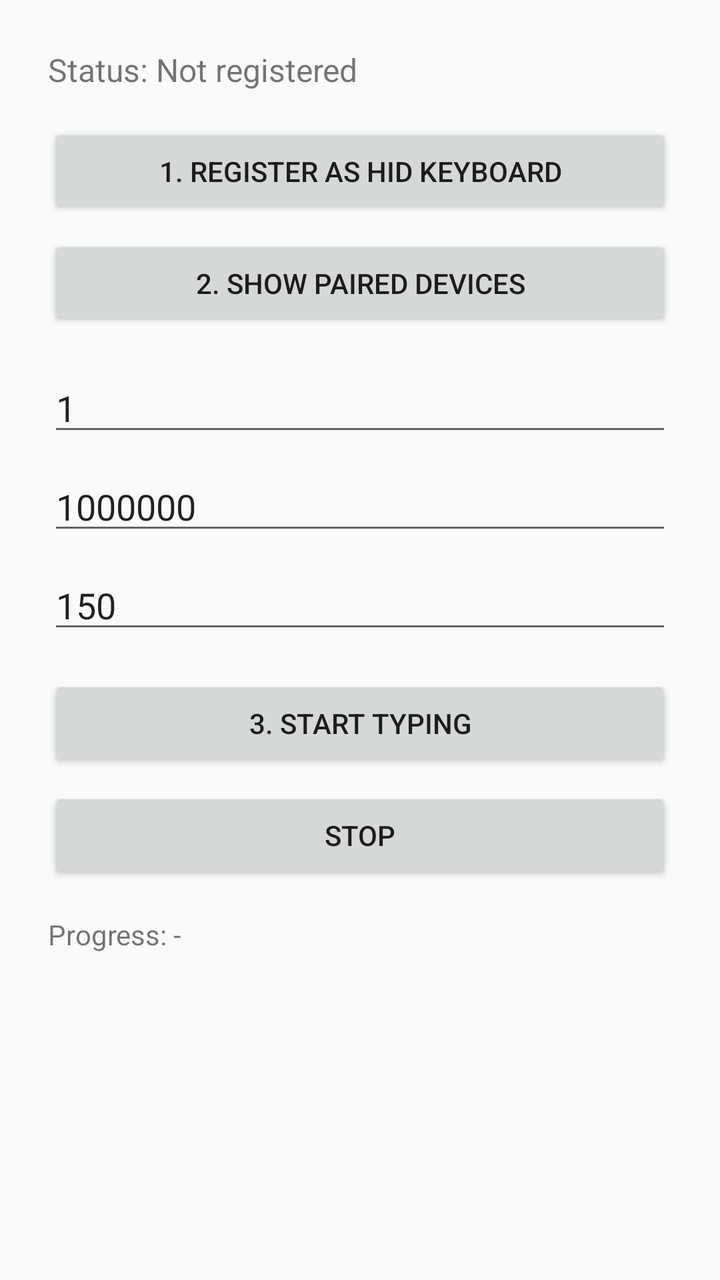
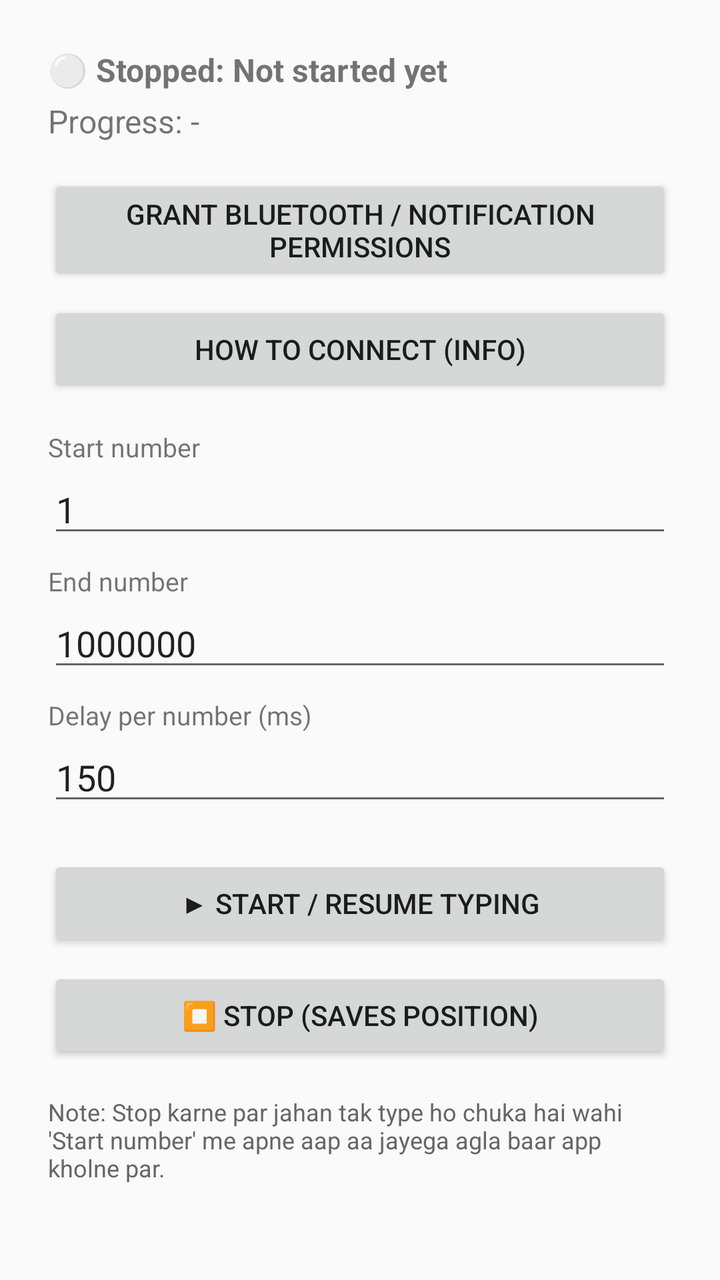

Two renders of the same Android screen: before a commit and after it. Below are the layout's source before the change and the commit's diff.
<!-- AndroidManifest.xml: application theme Theme.AppCompat.Light.NoActionBar -->
<!-- res/layout/activity_main.xml -->
<?xml version="1.0" encoding="utf-8"?>
<LinearLayout xmlns:android="http://schemas.android.com/apk/res/android"
    android:orientation="vertical"
    android:layout_width="match_parent"
    android:layout_height="match_parent"
    android:padding="24dp">

    <TextView
        android:id="@+id/statusText"
        android:layout_width="match_parent"
        android:layout_height="wrap_content"
        android:text="Status: Not registered"
        android:textSize="16sp"
        android:layout_marginBottom="16dp" />

    <Button
        android:id="@+id/registerBtn"
        android:layout_width="match_parent"
        android:layout_height="wrap_content"
        android:text="1. Register as HID Keyboard" />

    <Button
        android:id="@+id/pairBtn"
        android:layout_width="match_parent"
        android:layout_height="wrap_content"
        android:layout_marginTop="8dp"
        android:text="2. Show Paired Devices" />

    <EditText
        android:id="@+id/startNum"
        android:layout_width="match_parent"
        android:layout_height="wrap_content"
        android:hint="Start number"
        android:inputType="number"
        android:text="1"
        android:layout_marginTop="16dp" />

    <EditText
        android:id="@+id/endNum"
        android:layout_width="match_parent"
        android:layout_height="wrap_content"
        android:hint="End number"
        android:inputType="number"
        android:text="1000000"
        android:layout_marginTop="8dp" />

    <EditText
        android:id="@+id/delayMs"
        android:layout_width="match_parent"
        android:layout_height="wrap_content"
        android:hint="Delay per number (ms)"
        android:inputType="number"
        android:text="150"
        android:layout_marginTop="8dp" />

    <Button
        android:id="@+id/startBtn"
        android:layout_width="match_parent"
        android:layout_height="wrap_content"
        android:layout_marginTop="16dp"
        android:text="3. Start Typing" />

    <Button
        android:id="@+id/stopBtn"
        android:layout_width="match_parent"
        android:layout_height="wrap_content"
        android:layout_marginTop="8dp"
        android:text="Stop" />

    <TextView
        android:id="@+id/progressText"
        android:layout_width="match_parent"
        android:layout_height="wrap_content"
        android:layout_marginTop="16dp"
        android:text="Progress: -" />

</LinearLayout>
<!-- resources referenced by this layout -->
<resources>

</resources>

<!-- the commit's change to res/layout/activity_main.xml (unified diff, before → after) -->
@@ -1,15 +1,28 @@
 <?xml version="1.0" encoding="utf-8"?>
-<LinearLayout xmlns:android="http://schemas.android.com/apk/res/android"
+<ScrollView xmlns:android="http://schemas.android.com/apk/res/android"
+    android:layout_width="match_parent"
+    android:layout_height="match_parent">
+
+<LinearLayout
     android:orientation="vertical"
     android:layout_width="match_parent"
-    android:layout_height="match_parent"
+    android:layout_height="wrap_content"
     android:padding="24dp">
 
     <TextView
         android:id="@+id/statusText"
         android:layout_width="match_parent"
         android:layout_height="wrap_content"
-        android:text="Status: Not registered"
+        android:text="⚪ Stopped: Not started yet"
+        android:textSize="16sp"
+        android:textStyle="bold"
+        android:layout_marginBottom="4dp" />
+
+    <TextView
+        android:id="@+id/progressText"
+        android:layout_width="match_parent"
+        android:layout_height="wrap_content"
+        android:text="Progress: -"
         android:textSize="16sp"
         android:layout_marginBottom="16dp" />
 
@@ -17,61 +30,78 @@
         android:id="@+id/registerBtn"
         android:layout_width="match_parent"
         android:layout_height="wrap_content"
-        android:text="1. Register as HID Keyboard" />
+        android:text="Grant Bluetooth / Notification Permissions" />
 
     <Button
         android:id="@+id/pairBtn"
         android:layout_width="match_parent"
         android:layout_height="wrap_content"
         android:layout_marginTop="8dp"
-        android:text="2. Show Paired Devices" />
+        android:text="How to Connect (info)" />
 
+    <TextView
+        android:layout_width="match_parent"
+        android:layout_height="wrap_content"
+        android:text="Start number"
+        android:textSize="13sp"
+        android:layout_marginTop="16dp" />
     <EditText
         android:id="@+id/startNum"
         android:layout_width="match_parent"
         android:layout_height="wrap_content"
         android:hint="Start number"
         android:inputType="number"
-        android:text="1"
-        android:layout_marginTop="16dp" />
+        android:text="1" />
 
+    <TextView
+        android:layout_width="match_parent"
+        android:layout_height="wrap_content"
+        android:text="End number"
+        android:textSize="13sp"
+        android:layout_marginTop="8dp" />
     <EditText
         android:id="@+id/endNum"
         android:layout_width="match_parent"
         android:layout_height="wrap_content"
         android:hint="End number"
         android:inputType="number"
-        android:text="1000000"
+        android:text="1000000" />
+
+    <TextView
+        android:layout_width="match_parent"
+        android:layout_height="wrap_content"
+        android:text="Delay per number (ms)"
+        android:textSize="13sp"
         android:layout_marginTop="8dp" />
-
     <EditText
         android:id="@+id/delayMs"
         android:layout_width="match_parent"
         android:layout_height="wrap_content"
         android:hint="Delay per number (ms)"
         android:inputType="number"
-        android:text="150"
-        android:layout_marginTop="8dp" />
+        android:text="150" />
 
     <Button
         android:id="@+id/startBtn"
         android:layout_width="match_parent"
         android:layout_height="wrap_content"
-        android:layout_marginTop="16dp"
-        android:text="3. Start Typing" />
+        android:layout_marginTop="20dp"
+        android:text="▶ Start / Resume Typing" />
 
     <Button
         android:id="@+id/stopBtn"
         android:layout_width="match_parent"
         android:layout_height="wrap_content"
         android:layout_marginTop="8dp"
-        android:text="Stop" />
+        android:text="⏹ Stop (saves position)" />
 
     <TextView
-        android:id="@+id/progressText"
         android:layout_width="match_parent"
         android:layout_height="wrap_content"
-        android:layout_marginTop="16dp"
-        android:text="Progress: -" />
+        android:text="Note: Stop karne par jahan tak type ho chuka hai wahi 'Start number' me apne aap aa jayega agla baar app kholne par."
+        android:textSize="12sp"
+        android:textColor="#666666"
+        android:layout_marginTop="16dp" />
 
 </LinearLayout>
+</ScrollView>
